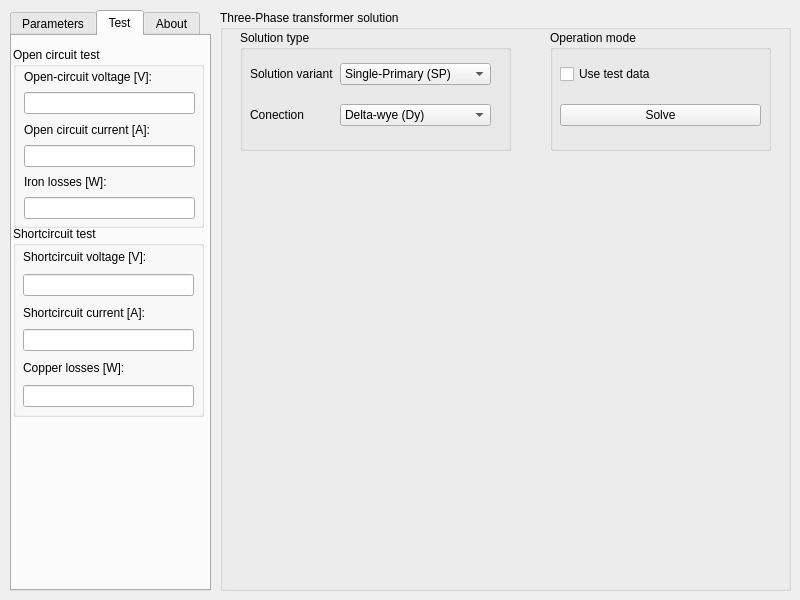
Old version of the form trafos.ui in the repository IceMerman/TransformerSolution.
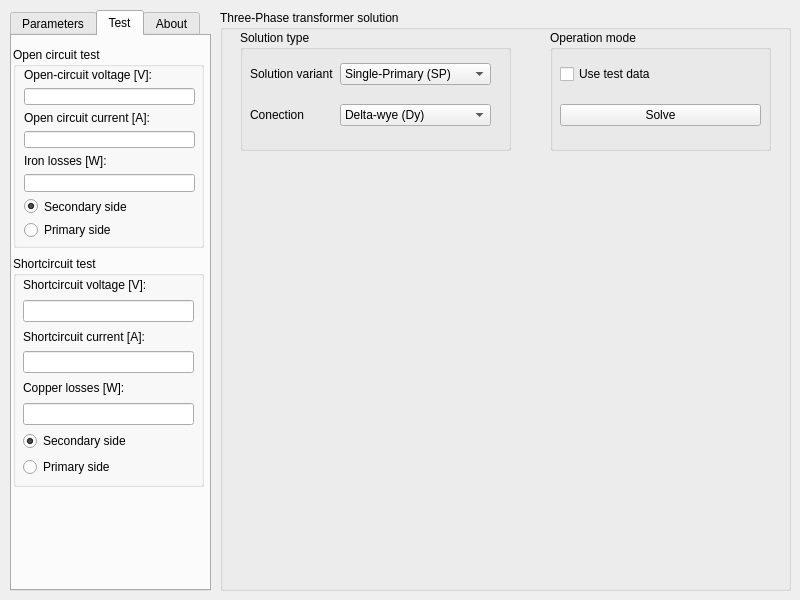
New version of the form. The open tabs and pages were chosen to show the change. Icons and pictures are not drawn.

Commit message: UI updated, added two pairs of radio button to consider the test side

The edit to the form file:
```diff
--- a/trafos.ui
+++ b/trafos.ui
@@ -268,9 +268,9 @@
      <property name="geometry">
       <rect>
        <x>1</x>
-       <y>190</y>
+       <y>220</y>
        <width>191</width>
-       <height>191</height>
+       <height>231</height>
       </rect>
      </property>
      <property name="title">
@@ -282,7 +282,7 @@
         <x>10</x>
         <y>20</y>
         <width>171</width>
-        <height>161</height>
+        <height>201</height>
        </rect>
       </property>
       <layout class="QVBoxLayout" name="verticalLayout_2">
@@ -328,6 +328,29 @@
          </property>
         </widget>
        </item>
+       <item>
+        <widget class="QRadioButton" name="rbSCsecondary">
+         <property name="toolTip">
+          <string>&lt;html&gt;&lt;head/&gt;&lt;body&gt;&lt;p&gt;Check if the test was made in the secondary side.&lt;/p&gt;&lt;/body&gt;&lt;/html&gt;</string>
+         </property>
+         <property name="text">
+          <string>Secondary side</string>
+         </property>
+         <property name="checked">
+          <bool>true</bool>
+         </property>
+        </widget>
+       </item>
+       <item>
+        <widget class="QRadioButton" name="radioButton_4">
+         <property name="toolTip">
+          <string>&lt;html&gt;&lt;head/&gt;&lt;body&gt;&lt;p&gt;Check if the test was made in the primary side.&lt;/p&gt;&lt;/body&gt;&lt;/html&gt;</string>
+         </property>
+         <property name="text">
+          <string>Primary side</string>
+         </property>
+        </widget>
+       </item>
       </layout>
      </widget>
     </widget>
@@ -337,7 +360,7 @@
        <x>1</x>
        <y>11</y>
        <width>191</width>
-       <height>181</height>
+       <height>201</height>
       </rect>
      </property>
      <property name="title">
@@ -349,7 +372,7 @@
         <x>11</x>
         <y>21</y>
         <width>171</width>
-        <height>151</height>
+        <height>171</height>
        </rect>
       </property>
       <layout class="QVBoxLayout" name="verticalLayout">
@@ -401,6 +424,29 @@
          </property>
         </widget>
        </item>
+       <item>
+        <widget class="QRadioButton" name="rbOCsecondary">
+         <property name="toolTip">
+          <string>&lt;html&gt;&lt;head/&gt;&lt;body&gt;&lt;p&gt;Check if the test was made in the secondary side.&lt;/p&gt;&lt;/body&gt;&lt;/html&gt;</string>
+         </property>
+         <property name="text">
+          <string>Secondary side</string>
+         </property>
+         <property name="checked">
+          <bool>true</bool>
+         </property>
+        </widget>
+       </item>
+       <item>
+        <widget class="QRadioButton" name="radioButton_3">
+         <property name="toolTip">
+          <string>&lt;html&gt;&lt;head/&gt;&lt;body&gt;&lt;p&gt;Check if the test was made in the primary side.&lt;/p&gt;&lt;/body&gt;&lt;/html&gt;</string>
+         </property>
+         <property name="text">
+          <string>Primary side</string>
+         </property>
+        </widget>
+       </item>
       </layout>
      </widget>
     </widget>
```
Left out of the diff: 6 changed lines with no effect on the pictures. The commit also changes 1 other file.
